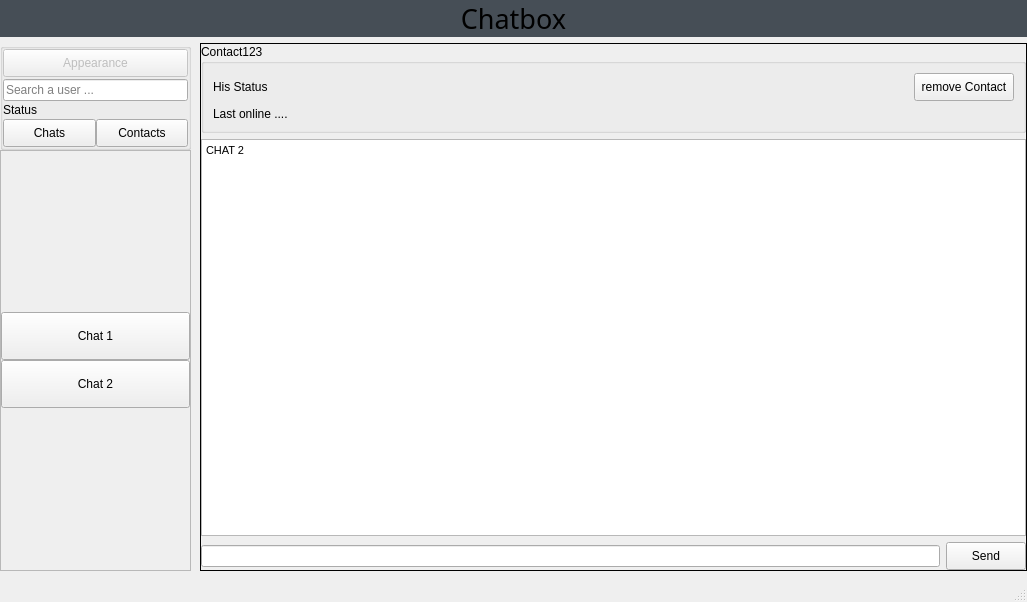
Above: Client_Chatbox/forms/mainwindow.ui from Schmock83/Chatbox before the change. Below: the same form after it.
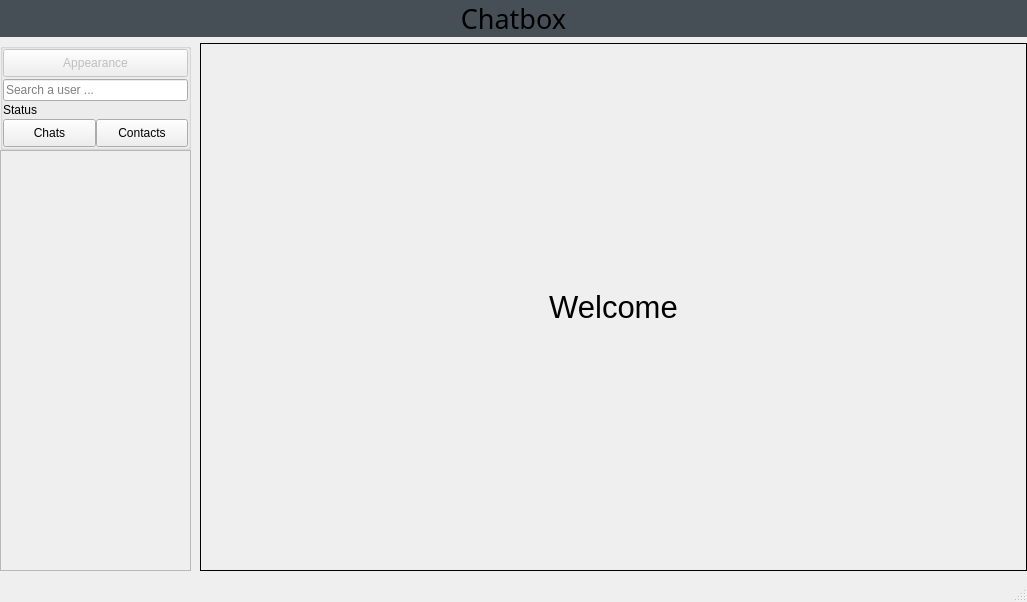
That is the form after the change. The open tabs and pages were chosen to show the change. Custom widgets are drawn as their Qt base class.

Commit message: changed welcome page

```diff
--- a/Client_Chatbox/forms/mainwindow.ui
+++ b/Client_Chatbox/forms/mainwindow.ui
@@ -619,20 +619,6 @@
                          <property name="spacing">
                           <number>0</number>
                          </property>
-                         <item row="0" column="0">
-                          <widget class="QPushButton" name="pushButton_2">
-                           <property name="text">
-                            <string>Chat 1</string>
-                           </property>
-                          </widget>
-                         </item>
-                         <item row="1" column="0">
-                          <widget class="QPushButton" name="pushButton_10">
-                           <property name="text">
-                            <string>Chat 2</string>
-                           </property>
-                          </widget>
-                         </item>
                         </layout>
                        </item>
                       </layout>
@@ -802,183 +788,22 @@
             <property name="currentIndex">
              <number>0</number>
             </property>
-            <widget class="QWidget" name="friend_request_page">
-             <layout class="QGridLayout" name="gridLayout_15">
-              <property name="leftMargin">
-               <number>0</number>
-              </property>
-              <property name="topMargin">
-               <number>0</number>
-              </property>
-              <property name="rightMargin">
-               <number>0</number>
-              </property>
-              <property name="bottomMargin">
-               <number>0</number>
-              </property>
-              <property name="spacing">
-               <number>0</number>
-              </property>
+            <widget class="QWidget" name="page">
+             <layout class="QGridLayout" name="gridLayout_4">
               <item row="0" column="0">
-               <layout class="QGridLayout" name="gridLayout_13">
-                <property name="spacing">
-                 <number>0</number>
+               <widget class="QLabel" name="label_2">
+                <property name="font">
+                 <font>
+                  <pointsize>23</pointsize>
+                 </font>
                 </property>
-                <item row="1" column="0">
-                 <widget class="QTextBrowser" name="textBrowser">
-                  <property name="html">
-                   <string>&lt;!DOCTYPE HTML PUBLIC &quot;-//W3C//DTD HTML 4.0//EN&quot; &quot;http://www.w3.org/TR/REC-html40/strict.dtd&quot;&gt;
-&lt;html&gt;&lt;head&gt;&lt;meta name=&quot;qrichtext&quot; content=&quot;1&quot; /&gt;&lt;style type=&quot;text/css&quot;&gt;
-p, li { white-space: pre-wrap; }
-&lt;/style&gt;&lt;/head&gt;&lt;body style=&quot; font-family:'MS Shell Dlg 2'; font-size:8.25pt; font-weight:400; font-style:normal;&quot;&gt;
-&lt;p style=&quot; margin-top:0px; margin-bottom:0px; margin-left:0px; margin-right:0px; -qt-block-indent:0; text-indent:0px;&quot;&gt;CHAT 1&lt;/p&gt;&lt;/body&gt;&lt;/html&gt;</string>
-                  </property>
-                 </widget>
-                </item>
-                <item row="0" column="0">
-                 <widget class="QGroupBox" name="groupBox">
-                  <property name="maximumSize">
-                   <size>
-                    <width>16777215</width>
-                    <height>16777215</height>
-                   </size>
-                  </property>
-                  <property name="title">
-                   <string>Contact 1</string>
-                  </property>
-                  <layout class="QGridLayout" name="gridLayout_4">
-                   <item row="1" column="1">
-                    <widget class="QPushButton" name="pushButton_3">
-                     <property name="text">
-                      <string>Decline</string>
-                     </property>
-                    </widget>
-                   </item>
-                   <item row="1" column="0">
-                    <widget class="QPushButton" name="pushButton">
-                     <property name="text">
-                      <string>Add</string>
-                     </property>
-                    </widget>
-                   </item>
-                   <item row="0" column="0">
-                    <widget class="QLabel" name="label_2">
-                     <property name="text">
-                      <string>Accept his friend request?</string>
-                     </property>
-                    </widget>
-                   </item>
-                  </layout>
-                 </widget>
-                </item>
-                <item row="2" column="0">
-                 <layout class="QHBoxLayout" name="horizontalLayout_5">
-                  <item>
-                   <widget class="QLineEdit" name="lineEdit_2"/>
-                  </item>
-                  <item>
-                   <widget class="QPushButton" name="pushButton_6">
-                    <property name="text">
-                     <string>Send</string>
-                    </property>
-                   </widget>
-                  </item>
-                 </layout>
-                </item>
-               </layout>
-              </item>
-             </layout>
-            </widget>
-            <widget class="QWidget" name="contact_page">
-             <layout class="QGridLayout" name="gridLayout_17">
-              <property name="leftMargin">
-               <number>0</number>
-              </property>
-              <property name="topMargin">
-               <number>0</number>
-              </property>
-              <property name="rightMargin">
-               <number>0</number>
-              </property>
-              <property name="bottomMargin">
-               <number>0</number>
-              </property>
-              <item row="0" column="0">
-               <layout class="QGridLayout" name="gridLayout_16">
-                <item row="3" column="0">
-                 <layout class="QHBoxLayout" name="horizontalLayout_4">
-                  <item>
-                   <widget class="QLineEdit" name="lineEdit"/>
-                  </item>
-                  <item>
-                   <widget class="QPushButton" name="pushButton_5">
-                    <property name="text">
-                     <string>Send</string>
-                    </property>
-                   </widget>
-                  </item>
-                 </layout>
-                </item>
-                <item row="1" column="0">
-                 <widget class="QGroupBox" name="groupBox_2">
-                  <property name="maximumSize">
-                   <size>
-                    <width>16777215</width>
-                    <height>16777215</height>
-                   </size>
-                  </property>
-                  <property name="title">
-                   <string>Contact123</string>
-                  </property>
-                  <layout class="QGridLayout" name="gridLayout_9">
-                   <item row="0" column="0">
-                    <widget class="QLabel" name="label_3">
-                     <property name="text">
-                      <string>His Status</string>
-                     </property>
-                    </widget>
-                   </item>
-                   <item row="1" column="0">
-                    <widget class="QLabel" name="label_4">
-                     <property name="text">
-                      <string>Last online ....</string>
-                     </property>
-                    </widget>
-                   </item>
-                   <item row="0" column="1">
-                    <widget class="QPushButton" name="pushButton_4">
-                     <property name="minimumSize">
-                      <size>
-                       <width>0</width>
-                       <height>0</height>
-                      </size>
-                     </property>
-                     <property name="maximumSize">
-                      <size>
-                       <width>100</width>
-                       <height>16777215</height>
-                      </size>
-                     </property>
-                     <property name="text">
-                      <string>remove Contact</string>
-                     </property>
-                    </widget>
-                   </item>
-                  </layout>
-                 </widget>
-                </item>
-                <item row="2" column="0">
-                 <widget class="QTextBrowser" name="textBrowser_2">
-                  <property name="html">
-                   <string>&lt;!DOCTYPE HTML PUBLIC &quot;-//W3C//DTD HTML 4.0//EN&quot; &quot;http://www.w3.org/TR/REC-html40/strict.dtd&quot;&gt;
-&lt;html&gt;&lt;head&gt;&lt;meta name=&quot;qrichtext&quot; content=&quot;1&quot; /&gt;&lt;style type=&quot;text/css&quot;&gt;
-p, li { white-space: pre-wrap; }
-&lt;/style&gt;&lt;/head&gt;&lt;body style=&quot; font-family:'MS Shell Dlg 2'; font-size:8.25pt; font-weight:400; font-style:normal;&quot;&gt;
-&lt;p style=&quot; margin-top:0px; margin-bottom:0px; margin-left:0px; margin-right:0px; -qt-block-indent:0; text-indent:0px;&quot;&gt;CHAT 2&lt;/p&gt;&lt;/body&gt;&lt;/html&gt;</string>
-                  </property>
-                 </widget>
-                </item>
-               </layout>
+                <property name="text">
+                 <string>Welcome</string>
+                </property>
+                <property name="alignment">
+                 <set>Qt::AlignCenter</set>
+                </property>
+               </widget>
               </item>
              </layout>
             </widget>
```
Left out of the diff: 4 changed lines with no effect on the pictures.
